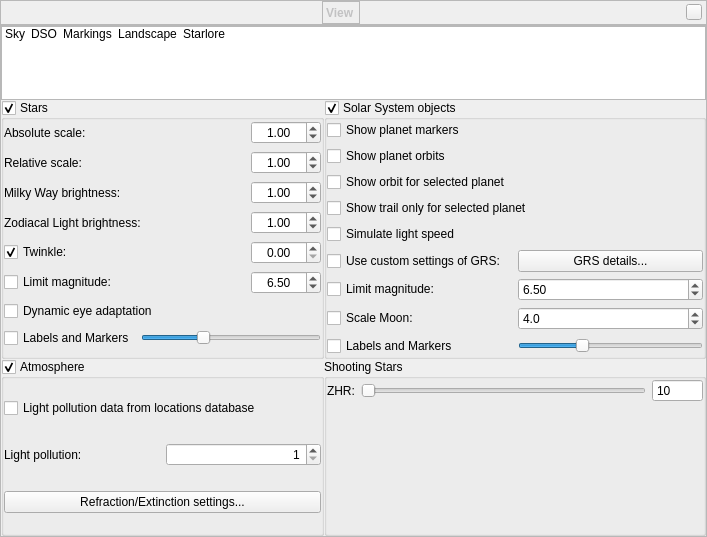
The window that src/gui/viewDialog.ui (519984307/stellarium_src) describes before a commit, drawn with Qt 5.
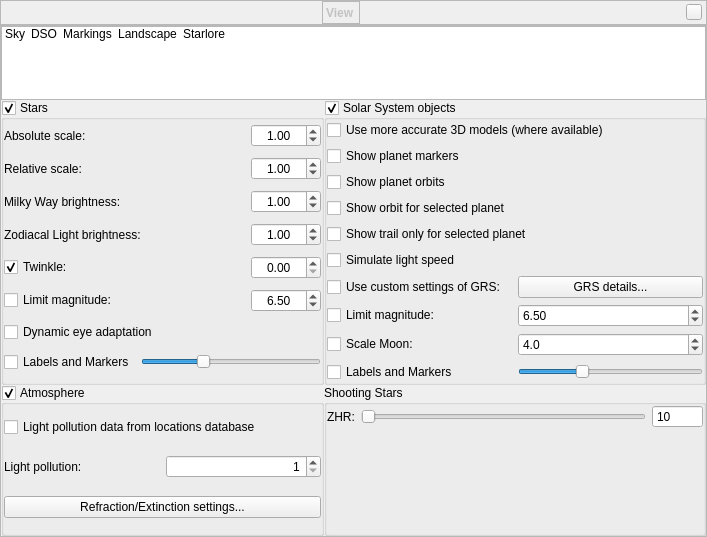
The same window after the commit. Icons and pictures are not drawn. Custom widgets are drawn as their Qt base class.

Commit message: OBJ postprocessing, copy AABBox class from Scenery3d into new GeomMath file Add support for model definitions in solar system objects, and a on/off toggle in ViewDialog

The edit to the form file:
```diff
--- a/src/gui/viewDialog.ui
+++ b/src/gui/viewDialog.ui
@@ -741,6 +741,16 @@
              <property name="bottomMargin">
               <number>0</number>
              </property>
+             <item>
+              <widget class="QCheckBox" name="planetUseObjModelsCheckBox">
+               <property name="toolTip">
+                <string>&lt;html&gt;&lt;head/&gt;&lt;body&gt;&lt;p&gt;Uses a polygonal 3D model for some selected subplanetary objects (small moons, asteroids, comets) instead of a spherical approximation&lt;/p&gt;&lt;/body&gt;&lt;/html&gt;</string>
+               </property>
+               <property name="text">
+                <string>Use more accurate 3D models (where available)</string>
+               </property>
+              </widget>
+             </item>
              <item>
               <widget class="QCheckBox" name="planetMarkerCheckBox">
                <property name="text">
```
The commit also changes 21 other files.
